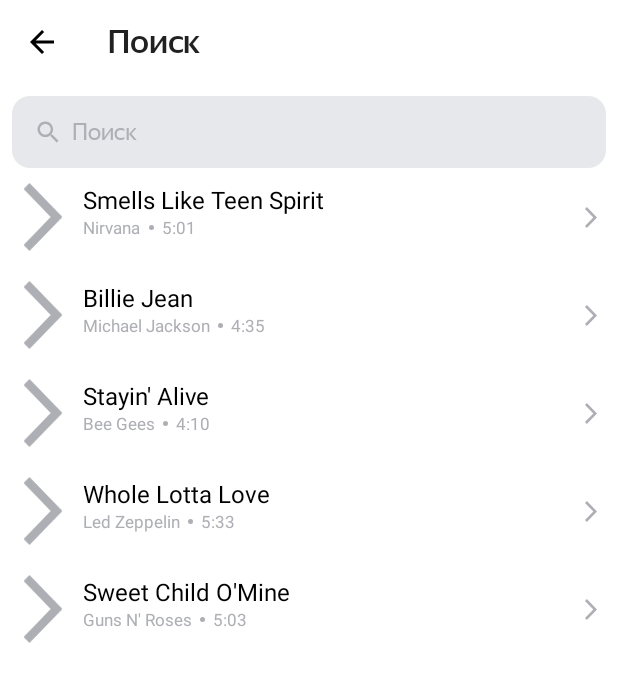
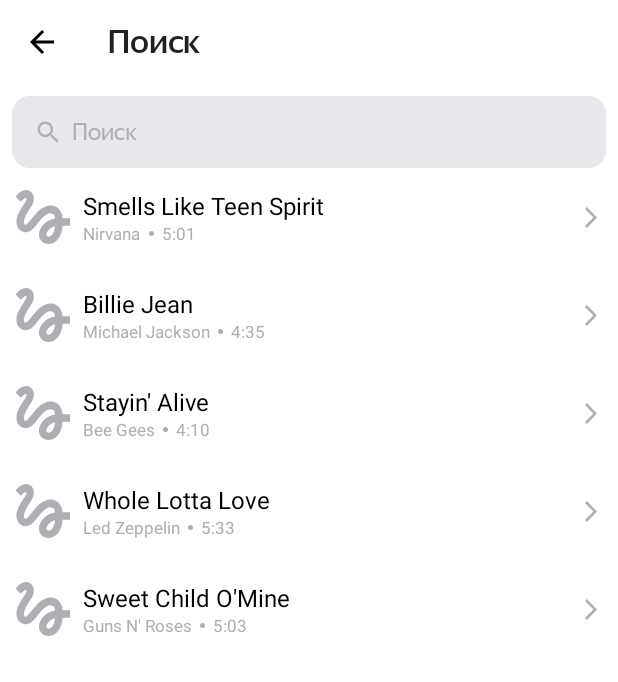
Before and after one commit to Dmitry1lp/Playlist_Maker, an Android app: the SearchActivity screen opened directly, with no data from a screen before it, on a phone screen of 412 x 824 dp. Shown: the top 682 px of the screen. Run offline under Robolectric (Android 15) with nearby library versions, the phone set to English and light mode, and no system bars; pictures from the network do not load.

Commit message:
Спринт 10+

```diff
--- a/app/src/main/java/com/practicum/playlistmaker/TrackViewHolder.kt
+++ b/app/src/main/java/com/practicum/playlistmaker/TrackViewHolder.kt
@@ -1,5 +1,7 @@
 package com.practicum.playlistmaker
 
+import android.content.Context
+import android.util.TypedValue
 import android.view.LayoutInflater
 import android.view.View
 import android.view.ViewGroup
@@ -23,11 +25,20 @@ class TrackViewHolder(itemView: View): RecyclerView.ViewHolder(itemView) {
         trackGroup.text = item.artistName
         trackTime.text = item.trackTime
 
+        fun dpToPx(dp: Float, context: Context): Int {
+            return TypedValue.applyDimension(
+                TypedValue.COMPLEX_UNIT_DIP,
+                dp,
+                context.resources.displayMetrics).toInt()
+        }
+
+        val radiusView = dpToPx(2f, itemView.context)
+
         Glide.with(itemView.context)
             .load(item.artworkUrl100)
-            .placeholder(R.drawable.agreement)
+            .placeholder(R.drawable.ic_placeholder)
             .centerCrop()
-            .transform(RoundedCorners(2))
+            .transform(RoundedCorners(radiusView))
             .into(trackAlbum)
     }
 }
--- /dev/null
+++ b/app/src/main/res/drawable/ic_placeholder.xml
@@ -0,0 +1,9 @@
+<vector xmlns:android="http://schemas.android.com/apk/res/android"
+    android:width="35dp"
+    android:height="35dp"
+    android:viewportWidth="35"
+    android:viewportHeight="35">
+  <path
+      android:pathData="M3.606,7.919C4.919,6.588 6.231,5.387 6.813,5.631C7.75,6.006 6.813,7.563 6.25,8.481C5.781,9.269 0.888,15.775 0.888,20.313C0.888,22.712 1.788,24.7 3.4,25.9C4.806,26.95 6.663,27.269 8.35,26.763C10.356,26.181 12.006,24.138 14.087,21.569C16.356,18.775 19.394,15.119 21.737,15.119C24.794,15.119 24.831,17.013 25.038,18.475C17.95,19.675 14.95,25.356 14.95,28.544C14.95,31.731 17.65,34.338 20.969,34.338C24.025,34.338 29.013,31.844 29.763,22.9H34.375V18.212H29.744C29.462,15.119 27.7,10.337 22.188,10.337C17.969,10.337 14.35,13.919 12.925,15.663C11.837,17.031 9.063,20.313 8.631,20.763C8.163,21.325 7.356,22.337 6.55,22.337C5.706,22.337 5.2,20.781 5.875,18.737C6.531,16.694 8.5,13.375 9.344,12.137C10.806,10 11.781,8.538 11.781,5.988C11.781,1.919 8.706,0.625 7.075,0.625C4.6,0.625 2.444,2.5 1.975,2.969C1.3,3.644 0.738,4.206 0.325,4.713L3.606,7.919ZM21.025,29.781C20.444,29.781 19.638,29.294 19.638,28.431C19.638,27.306 21.006,24.306 25.019,23.256C24.456,28.3 22.337,29.781 21.025,29.781Z"
+      android:fillColor="#AEAFB4"/>
+</vector>
--- a/app/src/main/res/layout/track_view.xml
+++ b/app/src/main/res/layout/track_view.xml
@@ -10,25 +10,37 @@
 
     <ImageView
         android:id="@+id/album"
-        android:layout_height="45dp"
-        android:layout_width="45dp"
-        android:src="@drawable/clear_button"
+        android:layout_height="@dimen/album"
+        android:layout_width="@dimen/album"
+        android:src="@drawable/ic_placeholder"
         android:paddingStart="@dimen/medium_padding"
+        android:background="?attr/colorOnPrimary"
         app:layout_constraintStart_toStartOf="parent"
         app:layout_constraintTop_toTopOf="parent"
+        app:layout_constraintBottom_toBottomOf="parent"
         tools:ignore="RtlSymmetry" />
+
+    <androidx.constraintlayout.widget.ConstraintLayout android:id="@+id/textLayout"
+        android:layout_width="0dp"
+        android:layout_height="wrap_content"
+        app:layout_constraintStart_toEndOf="@id/album"
+        app:layout_constraintTop_toTopOf="@id/album"
+        app:layout_constraintEnd_toStartOf="@id/vector"
+        app:layout_constraintBottom_toBottomOf="@id/album"
+        android:paddingStart="@dimen/medium_padding"
+        tools:ignore="RtlSymmetry">
 
         <TextView
             android:id="@+id/trackName"
             android:layout_height="wrap_content"
-        android:layout_width="wrap_content"
+            android:layout_width="0dp"
             android:font="@font/ys_display_regular"
             android:textSize="@dimen/setting_text"
             android:textColor="?attr/colorPrimaryVariant"
-        android:paddingStart="@dimen/medium_padding"
             tools:text="@string/trackName"
-        app:layout_constraintStart_toEndOf="@id/album"
             app:layout_constraintTop_toTopOf="parent"
+            app:layout_constraintStart_toStartOf="parent"
+            app:layout_constraintEnd_toEndOf="parent"
             tools:ignore="RtlSymmetry" />
 
         <TextView
@@ -36,9 +48,8 @@
             android:layout_height="wrap_content"
             android:layout_width="wrap_content"
             android:textColor="?attr/colorOnSurface"
-        android:paddingStart="@dimen/medium_padding"
-        app:layout_constraintStart_toEndOf="@id/album"
             app:layout_constraintTop_toBottomOf="@id/trackName"
+            app:layout_constraintStart_toStartOf="parent"
             android:textSize="@dimen/group_text"
             tools:text="@string/artist"
             tools:ignore="RtlSymmetry" />
@@ -63,9 +74,10 @@
             android:paddingStart="@dimen/min_padding"
             android:textSize="@dimen/group_text"
             app:layout_constraintStart_toEndOf="@id/ellipse"
-        app:layout_constraintTop_toBottomOf="@id/trackName"
+            app:layout_constraintBottom_toBottomOf="@id/trackGroup"
             tools:text="@string/time"
             tools:ignore="RtlSymmetry" />
+    </androidx.constraintlayout.widget.ConstraintLayout>
 
     <ImageView
         android:id="@+id/vector"
@@ -77,4 +89,5 @@
         app:layout_constraintTop_toTopOf="parent"
         app:layout_constraintBottom_toBottomOf="parent"
         tools:ignore="RtlSymmetry" />
+
 </androidx.constraintlayout.widget.ConstraintLayout>
--- a/app/src/main/res/values/dimens.xml
+++ b/app/src/main/res/values/dimens.xml
@@ -12,4 +12,5 @@
     <dimen name="activity_marginStart">10dp</dimen>
     <dimen name="activity_search">48dp</dimen>
     <dimen name="edit_search">12dp</dimen>
+    <dimen name="album">45dp</dimen>
 </resources>
--- a/app/src/main/res/values/strings.xml
+++ b/app/src/main/res/values/strings.xml
@@ -13,6 +13,6 @@
     <string name="agreement" translatable="false">Пользовательское соглашение</string>
     <string name="artist" translatable="false">Artist</string>
     <string name="trackName" translatable="false">TrackName</string>
-    <string name="time" translatable="false">Time</string>
+    <string name="time" translatable="false">5:55</string>
 
 </resources>
```
Lines whose indentation alone changed are shown as unchanged.
